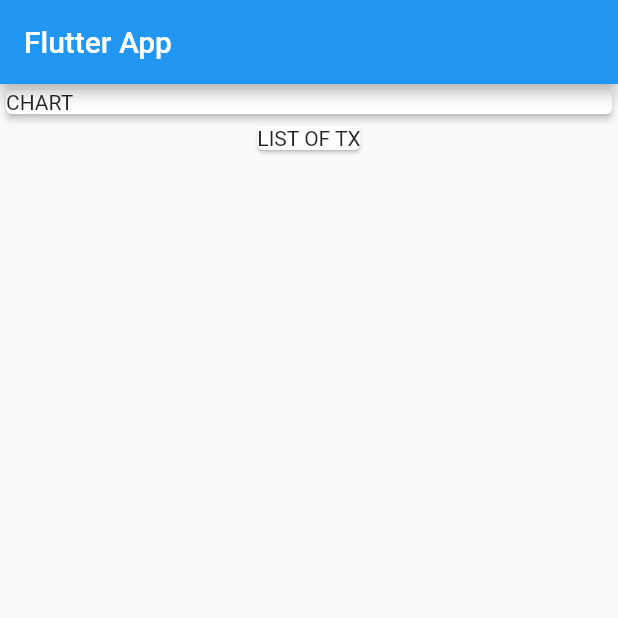
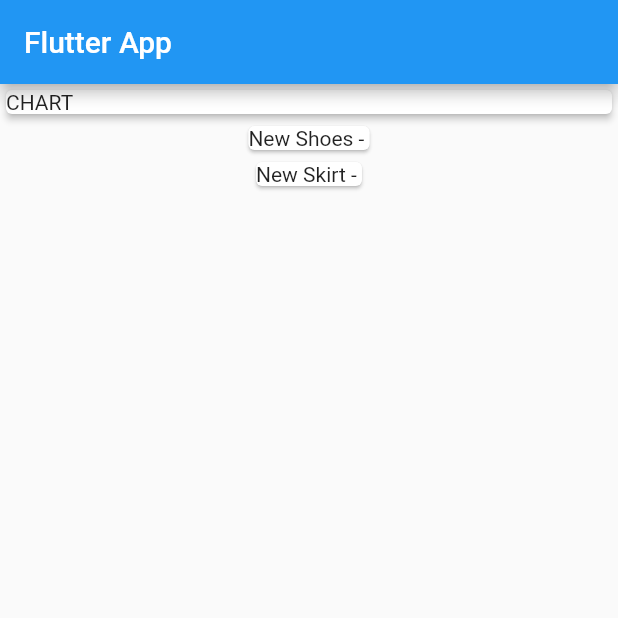
Before and after one commit to innovadeveloper/second_app_flotter, a Flutter app: the screen it shows after launch, on a phone screen of 412 x 824 dp, the top half of it. Run offline on Flutter 3.47's test engine with Material 2 defaults, Android fonts, the phone set to English and light mode, and no system bars.

Commit message:
column foreach transaction _ 1

```diff
--- a/lib/main.dart
+++ b/lib/main.dart
@@ -53,9 +53,17 @@ class MyHomePage extends StatelessWidget {
               elevation: 2,
             ),
           ),
-          Card(
-            child: Text('LIST OF TX'),
-          ),
+          Column(children: transactions.map((tx){
+              return Card(child: Text('${tx.title} - '),);
+            }).toList()
+          ,),
+          // Column(
+          //   children: transactions
+          //       .map((tx) => Card(
+          //             child: Text('${tx.title} aaa '),
+          //           ))
+          //       .toList(),
+          // ),
         ],
       ),
     );
```
